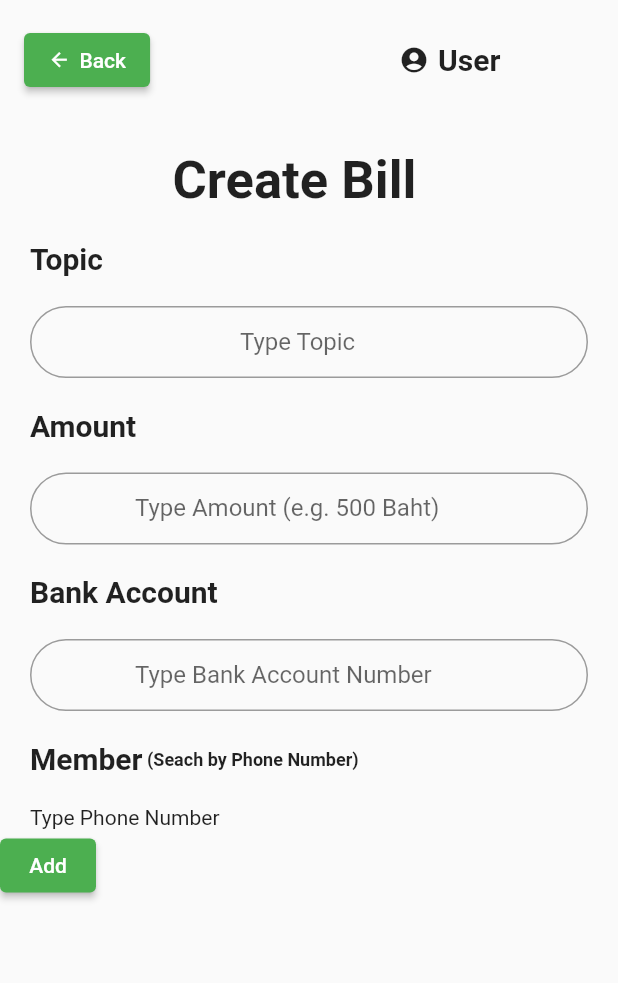
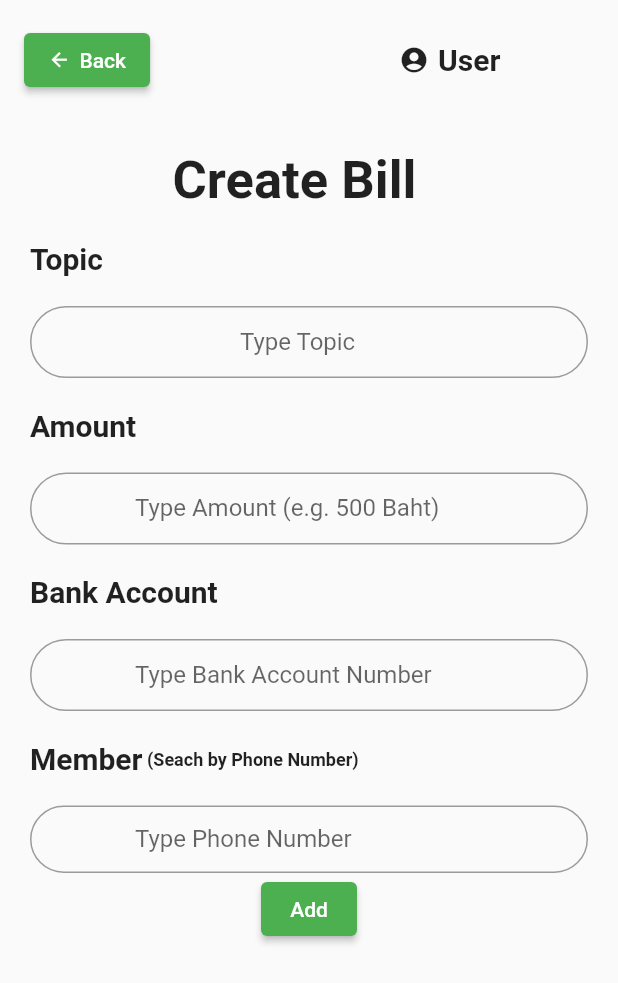
Before and after one commit to changatKU/mobile_final_project, a Flutter app: the screen it shows after launch, on a phone screen of 412 x 824 dp. Shown: the top 983 px of the screen. Run offline on Flutter 3.47's test engine with Material 2 defaults, Android fonts, the phone set to English and light mode, and no system bars; missing offline and left inert: dart:ffi.

Commit message:
cotainer add

```diff
--- a/lib/createBillEqual.dart
+++ b/lib/createBillEqual.dart
@@ -5,6 +5,8 @@ import 'package:final_project/register.dart';
 import 'package:flutter/material.dart';
 import 'package:flutter/src/widgets/framework.dart';
 import 'package:flutter/src/widgets/placeholder.dart';
+
+import './model/phoneNumber_model.dart';
 
 class CreateBillEqualScreen extends StatefulWidget {
   const CreateBillEqualScreen({super.key});
@@ -14,6 +16,11 @@ class CreateBillEqualScreen extends StatefulWidget {
 }
 
 class _CreateBillEqualScreenState extends State<CreateBillEqualScreen> {
+  List<PhoneNumber> phoneNumberList = [];
+  var itemPhoneNumber = '';
+  late String temp;
+
+  get child => null;
   TextField createBillField(String hint_text, TextInputType textInputType)
   {
       return TextField(
@@ -25,7 +32,6 @@ class _CreateBillEqualScreenState extends State<CreateBillEqualScreen> {
           fontSize: 10,
           height: 1.5),
         contentPadding: EdgeInsets.only(left: 70),
-        //textAlign: TextAlign.center
       ),
       keyboardType: textInputType,
     );
@@ -34,8 +40,6 @@ class _CreateBillEqualScreenState extends State<CreateBillEqualScreen> {
 
   @override
   Widget build(BuildContext context) {
-    // List<Widget> widget=<Widget>[];
-
     return Scaffold (
       body: SafeArea(
         child: SingleChildScrollView(
@@ -107,7 +111,7 @@ class _CreateBillEqualScreenState extends State<CreateBillEqualScreen> {
         hintText: 'Type Topic',
         hintStyle: TextStyle(fontSize: 10, height: 2.0),
         contentPadding: EdgeInsets.only(left: 140),
-        //textAlign: TextAlign.center
+
       ),
       keyboardType: TextInputType.text,
     )
@@ -158,30 +162,49 @@ class _CreateBillEqualScreenState extends State<CreateBillEqualScreen> {
           ),
         ),
 
-
-
         Container(
-          margin: EdgeInsets.only(top: 20.0, left: 20.0, right: 70.0),
-          child: Row(
-            children: [
-              Row(children: [
-                Text('Type Phone Number'),
-                // Builder(builder: addMember)
-              ],)
-            ],
-          ),
-          // createBillField('Type Phone Number', TextInputType.text),
-        ),
-
-            Container(child: ElevatedButton (
+          margin: EdgeInsets.only(top: 20.0, left: 20.0, right: 20),
+          child: Column(
+            children: <Widget>[
+            TextField(
+              decoration: const InputDecoration(
+                hintText: "Type Phone Number",
+                labelText: "Type Phone Number",
+                border: OutlineInputBorder(
+                  borderRadius: BorderRadius.all(
+                    Radius.circular(40.0),
+                  ),),
+                isDense: true,
+                hintStyle: TextStyle(
+                    fontSize: 10,
+                    height: 4.5),
+                contentPadding : EdgeInsets.only(left: 70),
+              ),),
+            ElevatedButton (
               onPressed: () {
-                Navigator.push (
-                context, MaterialPageRoute(
-                  builder: (context) => const RegisterScreen() // add list view
-                  ),);
+                setState(() {
+                  PhoneNumber.add(itemPhoneNumber);
+                });
               },
               child: Text('Add'),
-              ),),
+            ),
+          ],)
+          ),
+
+          // Container(
+          //   height: MediaQuery.of(context).size.height * 0.75,
+          //   child: Column(
+          //     children: [
+          //       ListView.builder(itemBuilder: (ctx, index) {
+          //         return Card(
+          //           child: ListTile(
+          //           title: Text(phoneNumberList[index].phoneNumber),
+          //         ),
+          //         );
+          //       }, itemCount: phoneNumberList.length)
+
+          //   ]),
+          // )
 
         ],),),
 
--- a/lib/main.dart
+++ b/lib/main.dart
@@ -2,6 +2,8 @@ import 'package:flutter/material.dart';
 import './login.dart';
 import './register.dart';
 import 'createBillEqual.dart';
+
+
 
 void main() {
   runApp(Main());
--- /dev/null
+++ b/lib/model/phoneNumber_model.dart
@@ -0,0 +1,9 @@
+import 'package:flutter/material.dart';
+
+class PhoneNumber {
+  final String phoneNumber;
+
+  PhoneNumber(this.phoneNumber);
+
+  static void add(String itemPhoneNumber) {}
+}
--- a/pubspec.yaml
+++ b/pubspec.yaml
@@ -11,6 +11,9 @@ dependencies:
     sdk: flutter
   flutter_signin_button: ^2.0.0
 
+  cupertino_icons: ^1.0.2
+  get: ^4.6.5
+
 dev_dependencies:
   flutter_test:
     sdk: flutter
```
Also changed, not shown: pubspec.lock.
